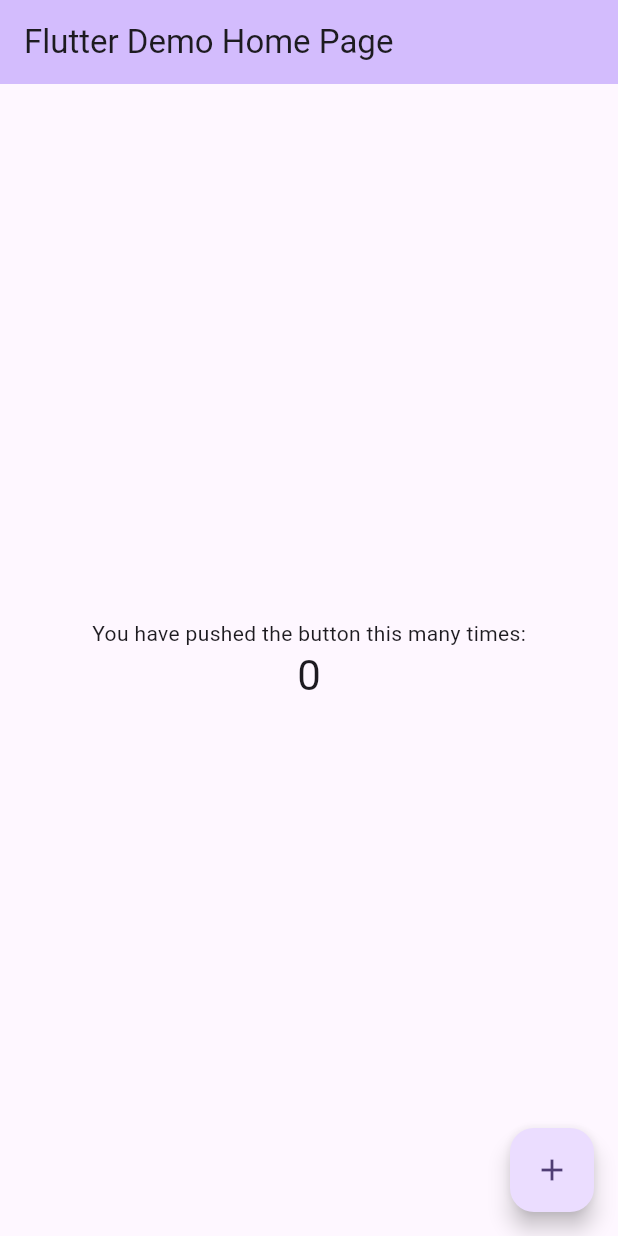
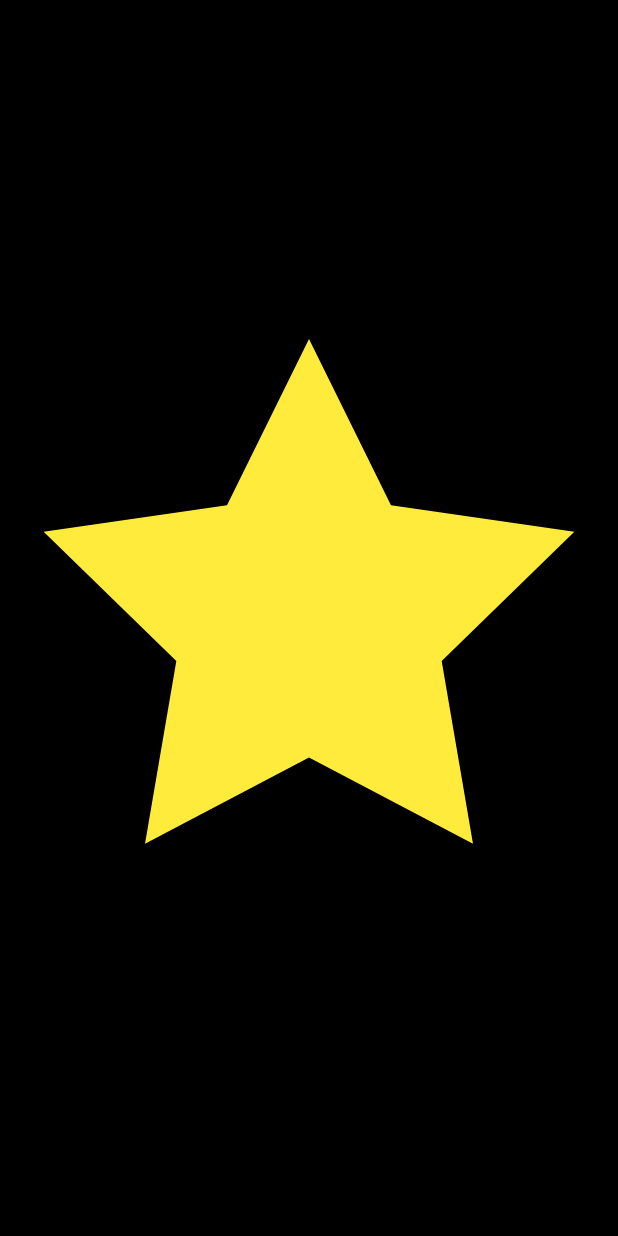
Before and after one commit to robert-ancell/star_app, a Flutter app: the screen it shows after launch, on a phone screen of 412 x 824 dp. Run offline on Flutter 3.47's test engine with Material 2 defaults, Android fonts, the phone set to English and light mode, and no system bars.

Commit message:
Replace boilerplate

```diff
--- a/lib/main.dart
+++ b/lib/main.dart
@@ -1,125 +1,69 @@
+import 'dart:math';
 import 'package:flutter/material.dart';
 
 void main() {
-  runApp(const MyApp());
+  runApp(const StarApp());
 }
 
-class MyApp extends StatelessWidget {
-  const MyApp({super.key});
+class StarPainter extends CustomPainter {
+  final Color color;
 
-  // This widget is the root of your application.
+  const StarPainter({required this.color});
+
+  @override
+  paint(Canvas canvas, Size size) {
+    var bgPath = Rect.fromLTRB(0, 0, size.width, size.height);
+    canvas.drawRect(bgPath, Paint());
+
+    var cx = size.width / 2;
+    var cy = size.height / 2;
+    var radius = min(size.width, size.height) / 2 - 20;
+    var innerRadius = radius * 0.5;
+    var nPoints = 5;
+    var a = 2 * pi / nPoints;
+
+    var starPaint = Paint()..color = color;
+
+    var starPath = Path();
+    starPath.moveTo(cx, cy - radius);
+    for (var i = 0; i < nPoints; i++) {
+      var a0 = a * i;
+      if (i != 0) {
+        var ox = radius * sin(a0);
+        var oy = radius * -cos(a0);
+        starPath.lineTo(cx + ox, cy + oy);
+      }
+      var ix = innerRadius * sin(a0 + a / 2);
+      var iy = innerRadius * -cos(a0 + a / 2);
+      starPath.lineTo(cx + ix, cy + iy);
+    }
+    starPath.close();
+
+    canvas.drawPath(starPath, starPaint);
+  }
+
+  @override
+  shouldRepaint(CustomPainter oldDelegate) => true;
+}
+
+class Star extends StatelessWidget {
+  final Color color;
+
+  const Star({required this.color});
+
+  @override
+  Widget build(BuildContext context) {
+    return CustomPaint(painter: StarPainter(color: color));
+  }
+}
+
+class StarApp extends StatelessWidget {
+  const StarApp({super.key});
+
   @override
   Widget build(BuildContext context) {
     return MaterialApp(
-      title: 'Flutter Demo',
-      theme: ThemeData(
-        // This is the theme of your application.
-        //
-        // TRY THIS: Try running your application with "flutter run". You'll see
-        // the application has a blue toolbar. Then, without quitting the app,
-        // try changing the seedColor in the colorScheme below to Colors.green
-        // and then invoke "hot reload" (save your changes or press the "hot
-        // reload" button in a Flutter-supported IDE, or press "r" if you used
-        // the command line to start the app).
-        //
-        // Notice that the counter didn't reset back to zero; the application
-        // state is not lost during the reload. To reset the state, use hot
-        // restart instead.
-        //
-        // This works for code too, not just values: Most code changes can be
-        // tested with just a hot reload.
-        colorScheme: ColorScheme.fromSeed(seedColor: Colors.deepPurple),
-        useMaterial3: true,
-      ),
-      home: const MyHomePage(title: 'Flutter Demo Home Page'),
+      home: Star(color: Colors.yellow),
     );
   }
 }
-
-class MyHomePage extends StatefulWidget {
-  const MyHomePage({super.key, required this.title});
-
-  // This widget is the home page of your application. It is stateful, meaning
-  // that it has a State object (defined below) that contains fields that affect
-  // how it looks.
-
-  // This class is the configuration for the state. It holds the values (in this
-  // case the title) provided by the parent (in this case the App widget) and
-  // used by the build method of the State. Fields in a Widget subclass are
-  // always marked "final".
-
-  final String title;
-
-  @override
-  State<MyHomePage> createState() => _MyHomePageState();
-}
-
-class _MyHomePageState extends State<MyHomePage> {
-  int _counter = 0;
-
-  void _incrementCounter() {
-    setState(() {
-      // This call to setState tells the Flutter framework that something has
-      // changed in this State, which causes it to rerun the build method below
-      // so that the display can reflect the updated values. If we changed
-      // _counter without calling setState(), then the build method would not be
-      // called again, and so nothing would appear to happen.
-      _counter++;
-    });
-  }
-
-  @override
-  Widget build(BuildContext context) {
-    // This method is rerun every time setState is called, for instance as done
-    // by the _incrementCounter method above.
-    //
-    // The Flutter framework has been optimized to make rerunning build methods
-    // fast, so that you can just rebuild anything that needs updating rather
-    // than having to individually change instances of widgets.
-    return Scaffold(
-      appBar: AppBar(
-        // TRY THIS: Try changing the color here to a specific color (to
-        // Colors.amber, perhaps?) and trigger a hot reload to see the AppBar
-        // change color while the other colors stay the same.
-        backgroundColor: Theme.of(context).colorScheme.inversePrimary,
-        // Here we take the value from the MyHomePage object that was created by
-        // the App.build method, and use it to set our appbar title.
-        title: Text(widget.title),
-      ),
-      body: Center(
-        // Center is a layout widget. It takes a single child and positions it
-        // in the middle of the parent.
-        child: Column(
-          // Column is also a layout widget. It takes a list of children and
-          // arranges them vertically. By default, it sizes itself to fit its
-          // children horizontally, and tries to be as tall as its parent.
-          //
-          // Column has various properties to control how it sizes itself and
-          // how it positions its children. Here we use mainAxisAlignment to
-          // center the children vertically; the main axis here is the vertical
-          // axis because Columns are vertical (the cross axis would be
-          // horizontal).
-          //
-          // TRY THIS: Invoke "debug painting" (choose the "Toggle Debug Paint"
-          // action in the IDE, or press "p" in the console), to see the
-          // wireframe for each widget.
-          mainAxisAlignment: MainAxisAlignment.center,
-          children: <Widget>[
-            const Text(
-              'You have pushed the button this many times:',
-            ),
-            Text(
-              '$_counter',
-              style: Theme.of(context).textTheme.headlineMedium,
-            ),
-          ],
-        ),
-      ),
-      floatingActionButton: FloatingActionButton(
-        onPressed: _incrementCounter,
-        tooltip: 'Increment',
-        child: const Icon(Icons.add),
-      ), // This trailing comma makes auto-formatting nicer for build methods.
-    );
-  }
-}
```
Also changed, not shown: pubspec.yaml (+2 -71 lines), pubspec.lock, 2 other files.
